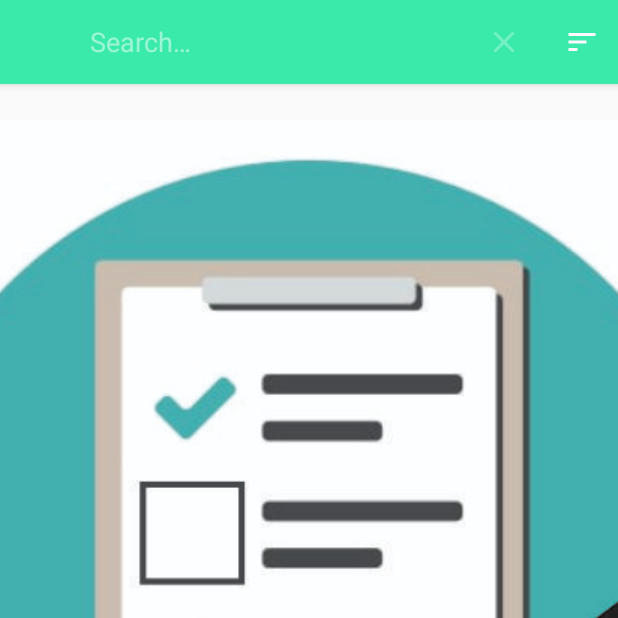
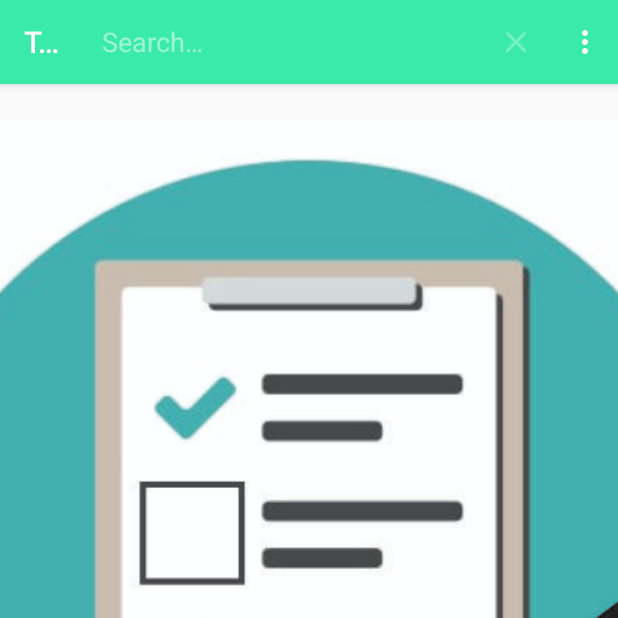
Before and after one commit to SriFatra/ToDoListApp-FinalProject, an Android app: the screen it shows after launch (MainActivity), after a tap on "Search", on a phone screen of 412 x 824 dp, the top half of it. Run offline under Robolectric (Android 15) with nearby library versions, the light colour scheme and no system bars; our stand-ins replace Room's generated code; 4 statements that could not run were skipped.

Commit message:
Implement Sort By and Fix CRUD

```diff
--- a/app/src/main/java/com/srifatra/todolistapp/MainActivity.kt
+++ b/app/src/main/java/com/srifatra/todolistapp/MainActivity.kt
@@ -33,6 +33,7 @@ class MainActivity : AppCompatActivity(), TodoListAdapter.TodoItemClickListener
 
     private var dialog: Dialog? = null
     private var countDialog: Dialog? = null
+    private var sortByMade: Boolean = false
 
     override fun onCreate(savedInstanceState: Bundle?) {
         super.onCreate(savedInstanceState)
@@ -56,6 +57,8 @@ class MainActivity : AppCompatActivity(), TodoListAdapter.TodoItemClickListener
                 }
             }
 
+            it.sortBy { it.dueTime }
+
             for (item in itemsWithNoDeadline) {
                 it.remove(item)
             }
@@ -63,8 +66,6 @@ class MainActivity : AppCompatActivity(), TodoListAdapter.TodoItemClickListener
             for (item in completedItems) {
                 it.remove(item)
             }
-
-            it.sortBy { it.dueTime }
 
             it.addAll(itemsWithNoDeadline)
             it.addAll(completedItems)
@@ -161,12 +162,15 @@ class MainActivity : AppCompatActivity(), TodoListAdapter.TodoItemClickListener
         todoViewModel.toggleCompleteState(todoItem)
     }
 
+    fun onterrr(todoItem: TodoItem) {
+        TODO("not implemented") //To change body of created functions use File | Settings | File Templates.
+    }
+
     private fun displayEventDetails(todoItem: TodoItem) {
         dialog = Dialog(this)
         dialog!!.requestWindowFeature(Window.FEATURE_NO_TITLE)
         dialog!!.setCancelable(true)
         dialog!!.setContentView(R.layout.todo_item_display_details_dialog)
-
         dialog!!.tv_todo_title_content.text = todoItem.title
         dialog!!.tv_todo_description_content.text = todoItem.note
 
--- a/app/src/main/java/com/srifatra/todolistapp/viewmodel/TodoViewModel.kt
+++ b/app/src/main/java/com/srifatra/todolistapp/viewmodel/TodoViewModel.kt
@@ -23,6 +23,10 @@ class TodoViewModel(application: Application) : AndroidViewModel(application) {
         repository.updateTodoItem(todoItem)
     }
 
+    fun updateTodoIt() {
+        repository.apply {  }
+    }
+
     fun deleteTodoItem(todoItem: TodoItem) {
         repository.deleteTodoItem(todoItem)
     }
--- a/app/src/main/res/menu/menu_todo_search.xml
+++ b/app/src/main/res/menu/menu_todo_search.xml
@@ -10,10 +10,18 @@
         app:actionViewClass="androidx.appcompat.widget.SearchView"
         app:showAsAction="ifRoom" />
 
-    <item
-        android:id="@+id/sort"
-        android:icon="@drawable/ic_sort_black_24dp"
-        android:orderInCategory="100"
-        android:title="@string/sort"
-        app:showAsAction="ifRoom" />
+    <group android:checkableBehavior="single"
+        android:id="@+id/sort" >
+
+        <item
+            android:id="@+id/sortByDueDate"
+            android:title="Sort by Due Date"
+            app:showAsAction="never"/>
+
+        <item
+            android:id="@+id/sortByMade"
+            android:title="Sort by Date Created"
+            app:showAsAction="never"/>
+    </group>
+
 </menu>
```
Also changed, not shown: app/src/main/java/com/srifatra/todolistapp/AddEditTodoItemActivity.kt (+30 -6 lines), app/src/main/java/com/srifatra/todolistapp/adapter/TodoListAdapter.kt (+11 -6 lines), app/src/main/java/com/srifatra/todolistapp/data/database/TodoItem.kt (+9 -6 lines), app/src/main/res/layout/item_todo_list.xml (+3 -4 lines).
